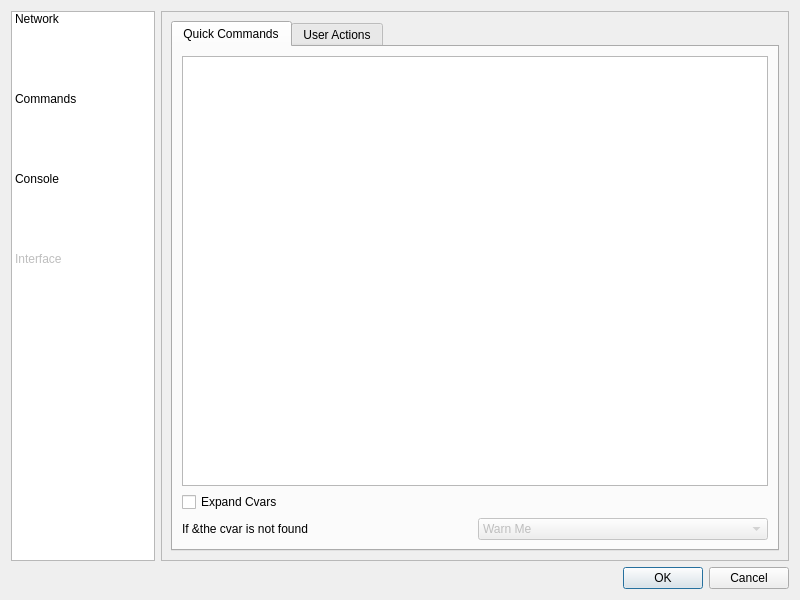
jjzhang166/RconGui, file src/ui/settings_dialog.ui: the form before one commit.
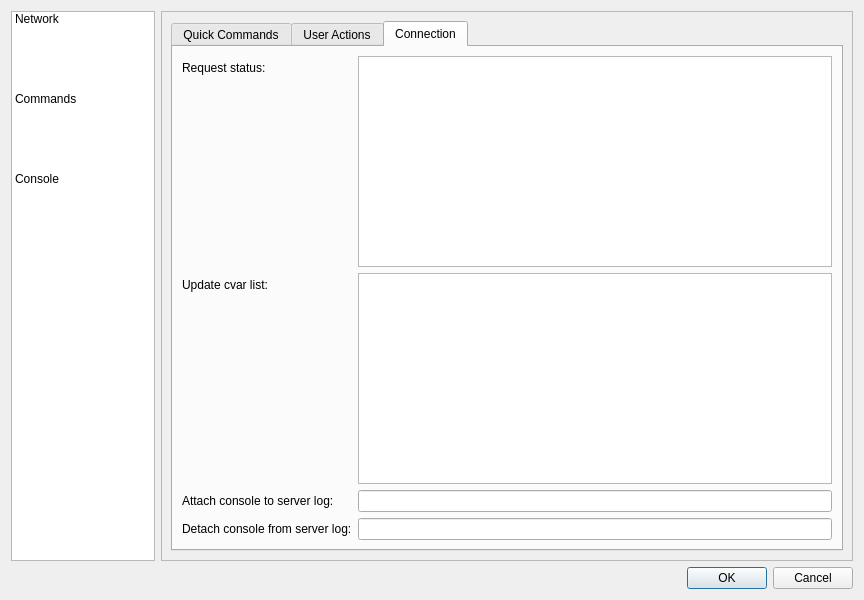
The form after the commit. The open tabs and pages were chosen to show the change. Icons and pictures are not drawn. Custom widgets are drawn as their Qt base class.

Commit message: Settings for connection commands

The edit to the form file:
```diff
--- a/src/ui/settings_dialog.ui
+++ b/src/ui/settings_dialog.ui
@@ -6,7 +6,7 @@
    <rect>
     <x>0</x>
     <y>0</y>
-    <width>800</width>
+    <width>864</width>
     <height>600</height>
    </rect>
   </property>
@@ -77,19 +77,6 @@
          </iconset>
         </property>
        </item>
-       <item>
-        <property name="text">
-         <string>Interface</string>
-        </property>
-        <property name="icon">
-         <iconset theme="preferences-desktop-theme">
-          <normaloff/>
-         </iconset>
-        </property>
-        <property name="flags">
-         <set>ItemIsSelectable|ItemIsDragEnabled|ItemIsUserCheckable</set>
-        </property>
-       </item>
       </widget>
      </item>
      <item>
@@ -141,8 +128,8 @@
              <rect>
               <x>0</x>
               <y>0</y>
-              <width>632</width>
-              <height>542</height>
+              <width>699</width>
+              <height>535</height>
              </rect>
             </property>
             <layout class="QVBoxLayout" name="verticalLayout_2">
@@ -268,6 +255,77 @@
                  </item>
                 </layout>
                </widget>
+               <widget class="QWidget" name="tab">
+                <attribute name="title">
+                 <string>Connection</string>
+                </attribute>
+                <layout class="QFormLayout" name="formLayout_4">
+                 <item row="0" column="1">
+                  <widget class="QPlainTextEdit" name="input_cmd_status">
+                   <property name="toolTip">
+                    <string>Commands to run when refreshing the status
+A command per line</string>
+                   </property>
+                   <property name="whatsThis">
+                    <string>&lt;html&gt;&lt;head/&gt;&lt;body&gt;&lt;p&gt;When clicking &lt;span style=&quot; font-weight:600;&quot;&gt;Refresh&lt;/span&gt; in the status tab these commands are sent to the server.&lt;/p&gt;&lt;p&gt;The status table parses the output &lt;span style=&quot; font-weight:600;&quot;&gt;status&lt;/span&gt; to get server information.&lt;br/&gt;If the commands show the value of &lt;span style=&quot; font-weight:600;&quot;&gt;g_maplist&lt;/span&gt;, it will show a dropdown for map selection.&lt;br/&gt;The player list gathers its information from &lt;span style=&quot; font-weight:600;&quot;&gt;status 1&lt;/span&gt;.&lt;/p&gt;&lt;p&gt;The cvar list parses the output of &lt;span style=&quot; font-weight:600;&quot;&gt;apropos&lt;/span&gt; and &lt;span style=&quot; font-weight:600;&quot;&gt;cvarlist&lt;/span&gt; to find the cvars to update. &lt;br/&gt;If you add here the commands for the cvar list, they will be available from the start.&lt;/p&gt;&lt;/body&gt;&lt;/html&gt;</string>
+                   </property>
+                  </widget>
+                 </item>
+                 <item row="2" column="0">
+                  <widget class="QLabel" name="label_12">
+                   <property name="text">
+                    <string>Attach console to server log:</string>
+                   </property>
+                  </widget>
+                 </item>
+                 <item row="2" column="1">
+                  <widget class="QLineEdit" name="input_con_attach">
+                   <property name="toolTip">
+                    <string>&lt;p&gt;Command for attaching to the server log.&lt;br/&gt;&lt;b&gt;$ip&lt;/b&gt; expands to the local socket address and port.&lt;/p&gt;</string>
+                   </property>
+                  </widget>
+                 </item>
+                 <item row="3" column="0">
+                  <widget class="QLabel" name="label_13">
+                   <property name="text">
+                    <string>Detach console from server log:</string>
+                   </property>
+                  </widget>
+                 </item>
+                 <item row="3" column="1">
+                  <widget class="QLineEdit" name="input_con_detach">
+                   <property name="toolTip">
+                    <string>&lt;p&gt;Command for detaching from the server log.&lt;br/&gt;&lt;b&gt;$ip&lt;/b&gt; expands to the local socket address and port.&lt;/p&gt;</string>
+                   </property>
+                  </widget>
+                 </item>
+                 <item row="0" column="0">
+                  <widget class="QLabel" name="label_14">
+                   <property name="text">
+                    <string>Request status:</string>
+                   </property>
+                  </widget>
+                 </item>
+                 <item row="1" column="0">
+                  <widget class="QLabel" name="label_15">
+                   <property name="text">
+                    <string>Update cvar list:</string>
+                   </property>
+                  </widget>
+                 </item>
+                 <item row="1" column="1">
+                  <widget class="QPlainTextEdit" name="input_cmd_cvarlist">
+                   <property name="toolTip">
+                    <string>Commands to run when refreshing the cvar list
+A command per line</string>
+                   </property>
+                   <property name="whatsThis">
+                    <string>&lt;html&gt;&lt;head/&gt;&lt;body&gt;&lt;p&gt;When clicking &lt;span style=&quot; font-weight:600;&quot;&gt;Refresh&lt;/span&gt; in the cvar list these commands are sent to the server.&lt;br/&gt;The cvar list parses the output of &lt;span style=&quot; font-weight:600;&quot;&gt;apropos&lt;/span&gt; and &lt;span style=&quot; font-weight:600;&quot;&gt;cvarlist&lt;/span&gt; to find the cvars to update.&lt;/p&gt;&lt;/body&gt;&lt;/html&gt;</string>
+                   </property>
+                  </widget>
+                 </item>
+                </layout>
+               </widget>
               </widget>
              </item>
             </layout>
@@ -581,45 +639,6 @@
            </layout>
           </widget>
          </item>
-         <item>
-          <widget class="QGroupBox" name="groupBox_3">
-           <property name="title">
-            <string>Commands</string>
-           </property>
-           <layout class="QFormLayout" name="formLayout_4">
-            <item row="0" column="0">
-             <widget class="QLabel" name="label_12">
-              <property name="text">
-               <string>Attach to server log:</string>
-              </property>
-             </widget>
-            </item>
-            <item row="0" column="1">
-             <widget class="QLineEdit" name="input_con_attach">
-              <property name="toolTip">
-               <string>Command for attaching to the server log.
-&lt;b&gt;$ip&lt;/b&gt; expands to the local socket address and port.</string>
-              </property>
-             </widget>
-            </item>
-            <item row="1" column="1">
-             <widget class="QLineEdit" name="input_con_detach">
-              <property name="toolTip">
-               <string>Command for detaching from the server log.
-&lt;b&gt;$ip&lt;/b&gt; expands to the local socket address and port.</string>
-              </property>
-             </widget>
-            </item>
-            <item row="1" column="0">
-             <widget class="QLabel" name="label_13">
-              <property name="text">
-               <string>Detach from server log:</string>
-              </property>
-             </widget>
-            </item>
-           </layout>
-          </widget>
-         </item>
          <item>
           <spacer name="verticalSpacer">
            <property name="orientation">
```
The commit also changes 6 other files.
